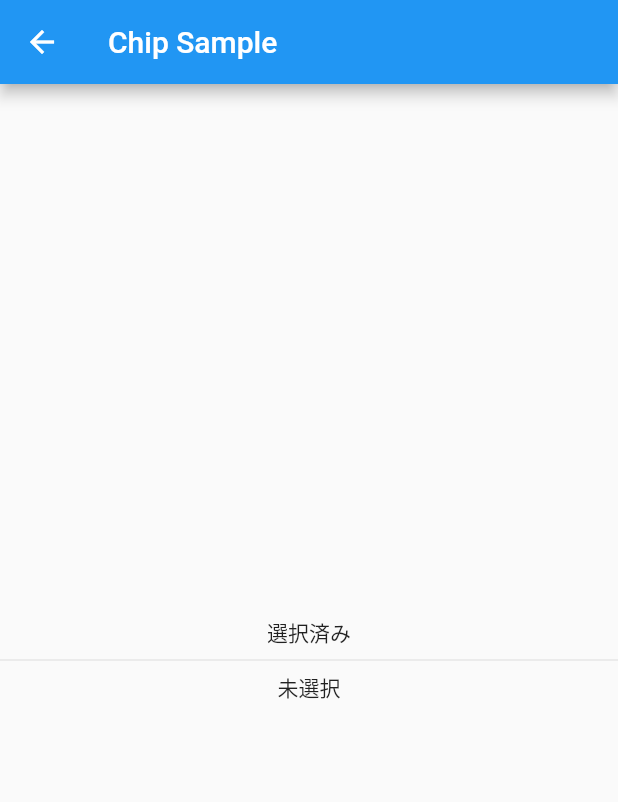
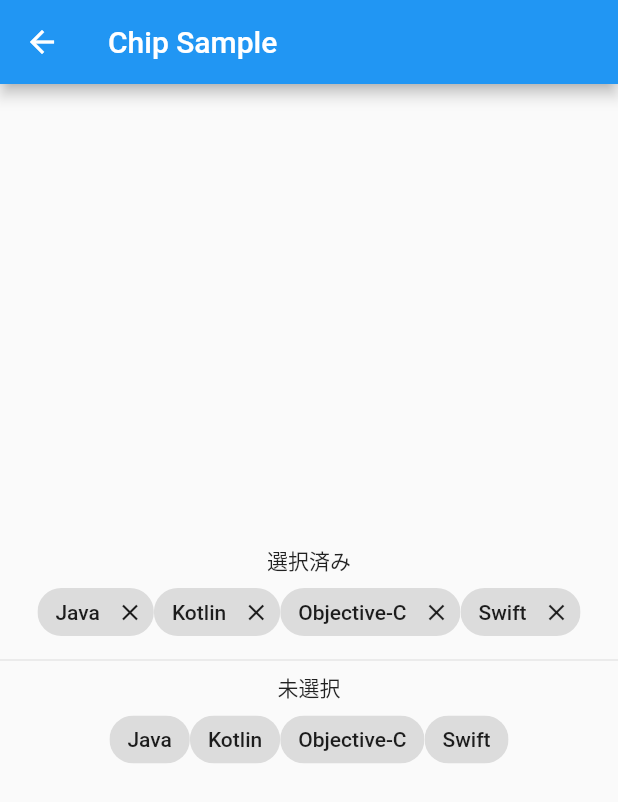
Before and after one commit to lv-kit/flutter-sample-apps, a Flutter app: the InputChipScreen screen opened by its route, on a phone screen of 412 x 824 dp. Shown: the top 802 px of the screen. Run offline on Flutter 3.47's test engine with Material 2 defaults, Android fonts, the phone set to English and light mode, and no system bars; our stand-ins replace auto_route, hooks_riverpod.

Commit message:
Update input_chip_screen.dart

```diff
--- a/component-samples/lib/ui/screens/chips/input_chip_screen.dart
+++ b/component-samples/lib/ui/screens/chips/input_chip_screen.dart
@@ -1,4 +1,10 @@
 import 'package:flutter/material.dart';
+
+class ChipData {
+  final int id;
+  final String name;
+  ChipData({required this.id, required this.name});
+}
 
 class InputChipScreen extends StatefulWidget {
   const InputChipScreen({Key? key}) : super(key: key);
@@ -8,7 +14,12 @@ class InputChipScreen extends StatefulWidget {
 }
 
 class _InputChipScreenState extends State<InputChipScreen> {
-  Map values = <int, String>{};
+  final List<ChipData> _values = <ChipData>[
+    ChipData(id: 1, name: "Java"),
+    ChipData(id: 2, name: "Kotlin"),
+    ChipData(id: 3, name: "Objective-C"),
+    ChipData(id: 4, name: "Swift"),
+  ];
 
   @override
   Widget build(BuildContext context) {
@@ -31,37 +42,39 @@ class _InputChipScreenState extends State<InputChipScreen> {
 
   Wrap createSelectedTag(BuildContext context) {
     return Wrap(
-      children: [],
+      children:
+          _values.map((chip) => createSelectedTagChip(context, chip)).toList(),
     );
   }
 
   Wrap createUnSelectedTag(BuildContext context) {
     return Wrap(
-      children: [],
+      children: _values
+          .map((chip) => createNotSelectedTagChip(context, chip))
+          .toList(),
     );
   }
 
-  InputChip createSelectedTagChip(
-      BuildContext context, String label, int index) {
+  InputChip createSelectedTagChip(BuildContext context, ChipData chip) {
     return InputChip(
-      label: Text(label),
+      label: Text(chip.name),
+      key: ValueKey(chip.id),
       deleteIcon: const Icon(Icons.close),
-      onDeleted: () {
-        setState(() {
-          values.remove(index);
-        });
-      },
+      onDeleted: () => setState(
+          () => _values.removeWhere((element) => element.id == chip.id)),
     );
   }
 
-  InputChip createNotSelectedTagChip(
-      BuildContext context, String label, int index) {
+  InputChip createNotSelectedTagChip(BuildContext context, ChipData chip) {
     return InputChip(
-      label: Text(label),
-      onSelected: (value) {
+      label: Text(chip.name),
+      onSelected: (bool selected) {
         setState(() {
-          var data = <int, String>{index: label};
-          values.addEntries(data.entries);
+          bool isInclude =
+              _values.contains(ChipData(id: chip.id, name: chip.name));
+          isInclude
+              ? null
+              : _values.add(ChipData(id: chip.id, name: chip.name));
         });
       },
     );
```
